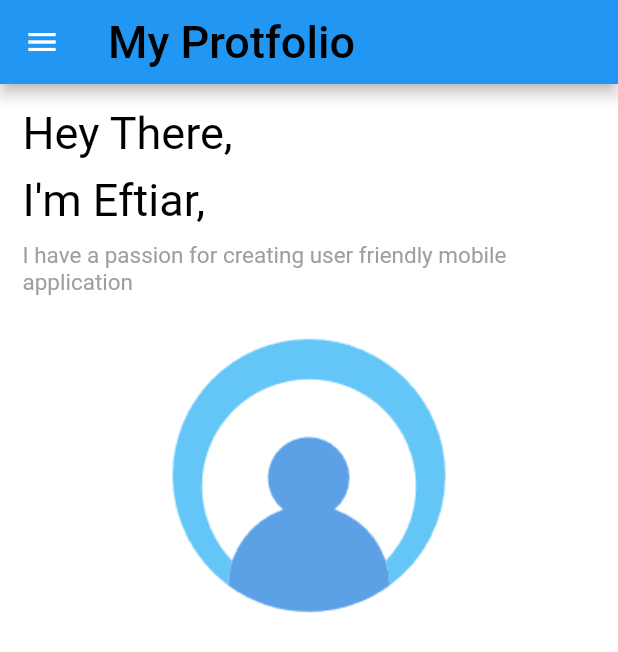
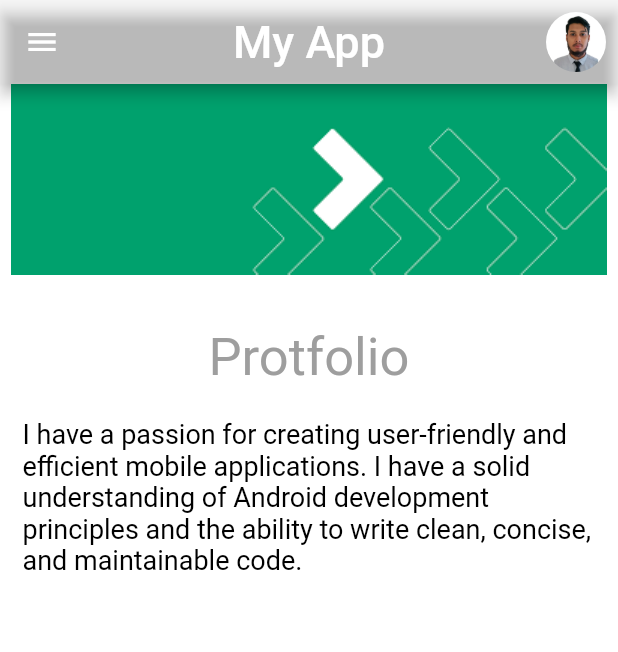
Before and after one commit to EftiarHKhan/my_app, a Flutter app: the ProtfolioPage screen opened directly, on a phone screen of 412 x 824 dp. Shown: the top 652 px of the screen. Run offline on Flutter 3.47's test engine with Material 2 defaults, Android fonts, the phone set to English and light mode, and no system bars; our stand-ins replace firebase_auth, firebase_core, get, line_awesome_flutter; accounts and stored records are empty.

Commit message:
protfolio page

```diff
--- a/lib/View/protfolio_page.dart
+++ b/lib/View/protfolio_page.dart
@@ -1,6 +1,11 @@
 import 'package:flutter/material.dart';
+import 'package:my_app/Widgets/Bar/home_app_bar.dart';
+import 'package:my_app/Widgets/Bar/side_menu_bar.dart';
+import 'package:my_app/Widgets/colors.dart';
+import 'package:my_app/Widgets/sizes.dart';
+import 'package:my_app/Widgets/text_strings.dart';
 
-
+import '../Widgets/image_strings.dart';
 
 class ProtfolioPage extends StatefulWidget {
   const ProtfolioPage({Key? key}) : super(key: key);
@@ -10,91 +15,45 @@ class ProtfolioPage extends StatefulWidget {
 }
 
 class _ProtfolioPageState extends State<ProtfolioPage> {
-
-
-
   @override
   Widget build(BuildContext context) {
     return Scaffold(
       backgroundColor: Colors.white,
-      appBar: AppBar(
-        title: const Text(
-          "My Protfolio",
-          style: TextStyle(
-            color: Colors.black,
-            fontSize: 30.0,
+      appBar: HomeAppBar(),
+      drawer: const SideMenuBar(),
+      body: SingleChildScrollView(
+        child: Column(
+          children: [
+            const Image(
+              image: AssetImage(tBannerImage),
+              fit: BoxFit.cover,
             ),
+            const SizedBox(
+              height: 20,
             ),
-      ),
-      drawer: Drawer(
-        child: ListView(
-          padding: EdgeInsets.zero,
-          children: [
-            const DrawerHeader(
-              child: Text(
-                "My Protfolio",
-              ),
-            ),
-            ListTile(
-              title: const Text(
-                "Home",
-              ),
-              onTap: (){
-
-              },
-            ),
-            ListTile(
-              title: const Text(
-                "About"
-              ),
-              onTap: (){},
-            )
-          ],
-        ),
-      ),
-
-      body: SingleChildScrollView(
-        child: SafeArea(
-          child: Padding(
+            Padding(
               padding: const EdgeInsets.all(15.0),
               child: Column(
-              mainAxisAlignment: MainAxisAlignment.center,
-              children: [
-                Column(
-                  crossAxisAlignment: CrossAxisAlignment.start,
                 children: const [
                   Text(
-                      "Hey There,",
+                    tProtfolioTitle,
                     style: TextStyle(
-                        color: Colors.black,
-                        fontSize: 30.0,
-                      ),
-                    ),
-                    SizedBox(height: 10.0,),
-                    Text(
-                      "I'm Eftiar,",
-                      style: TextStyle(
-                        color: Colors.black,
-                        fontSize: 30.0,
-                      ),
-                    ),
-                    SizedBox(height: 10.0,),
-                    Text(
-                      "I have a passion for creating user friendly mobile application",
-                      style: TextStyle(
-                        color: Colors.grey,
-                        fontSize: 15.0,
+                      fontSize: tTitleSize,
+                      color: tTitleColor,
                     ),
                   ),
                   SizedBox(height: 20.0,),
+                  Text(
+                    tProtfolioParagraph,
+                    style: TextStyle(
+                      fontSize: tParagraphSize,
+                      color: tParagraphColor,
+                    ),
+                  ),
                 ],
               ),
-
-
-                Image.asset('images/Logo.png'),
+            )
           ],
-            ),
-          ),
         ),
       ),
     );
--- a/lib/Widgets/colors.dart
+++ b/lib/Widgets/colors.dart
@@ -0,0 +1,6 @@
+import 'dart:ui';
+
+import 'package:flutter/material.dart';
+
+const Color? tTitleColor = Colors.grey;
+const Color? tParagraphColor = Colors.black;
--- a/lib/Widgets/image_strings.dart
+++ b/lib/Widgets/image_strings.dart
@@ -5,3 +5,6 @@ const String tProfileImage = "images/profile.png";
 const String tFacebookImage = "images/Facebooklogo.png";
 const String tLinkedinImage = "images/linkedinlogo.png";
 const String tGithubImage = "images/github.png";
+
+// -- Protfolio image
+const String tBannerImage= "images/banner.png";
--- a/lib/Widgets/sizes.dart
+++ b/lib/Widgets/sizes.dart
@@ -1 +1,4 @@
 const double tDefaultSize = 18.0;
+const double tHeadingSize = 40.0;
+const double tTitleSize= 35.0;
+const  double tParagraphSize = 18.0;
--- a/lib/Widgets/text_strings.dart
+++ b/lib/Widgets/text_strings.dart
@@ -17,4 +17,9 @@ const String tAboutbar = "About";
 // -- Homepage body
 const String tWelcomeMessage = "Hey There,";
 const String tWelcomeMessage2 = "I'm ";
+const String tShortTitle= "I have a passion for creating user friendly mobile application";
 const String tDownloadCV = "Download CV";
+
+// -- Protfolio page
+const String tProtfolioTitle = "Protfolio";
+const String tProtfolioParagraph = "I have a passion for creating user-friendly and efficient mobile applications. I have a solid understanding of Android development principles and the ability to write clean, concise, and maintainable code.";
```
Also changed, not shown: lib/View/home_page.dart (+20 -8 lines), lib/View/project_page.dart (+59 -0 lines), lib/Widgets/Bar/side_menu_bar.dart (+7 -4 lines), images/banner.png (added). Lines whose indentation alone changed are shown as unchanged.
